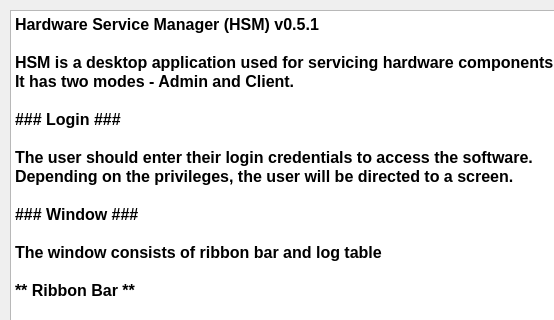
Above: manual.ui from Rahul-Mac/hsm before the change; both pictures show x 0 to 554 and y 0 to 320 of the 672 by 613 pixel window. Below: the same form after it.
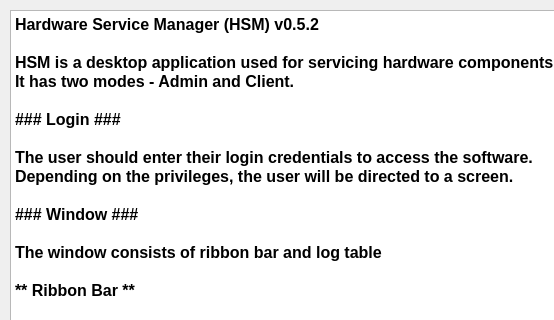
That is the form after the change.

Diff of the .ui file:
```diff
--- a/manual.ui
+++ b/manual.ui
@@ -37,7 +37,7 @@
     <bool>true</bool>
    </property>
    <property name="plainText">
-    <string>Hardware Service Manager (HSM) v0.5.1
+    <string>Hardware Service Manager (HSM) v0.5.2
 
 HSM is a desktop application used for servicing hardware components.
 It has two modes - Admin and Client.
```
